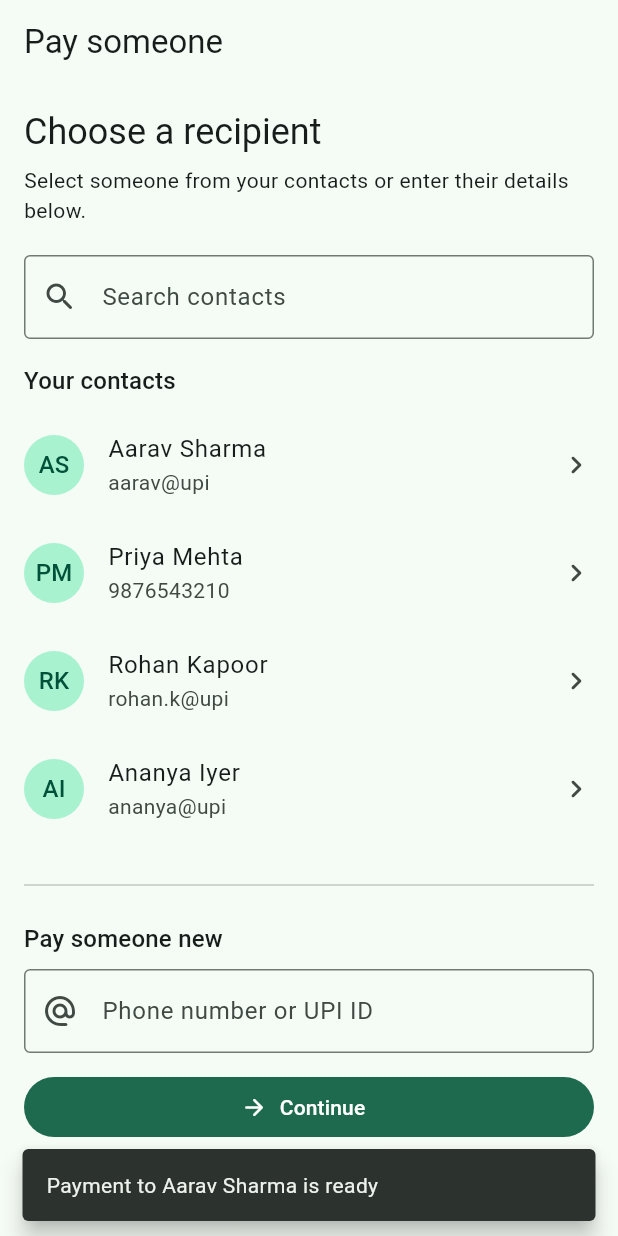
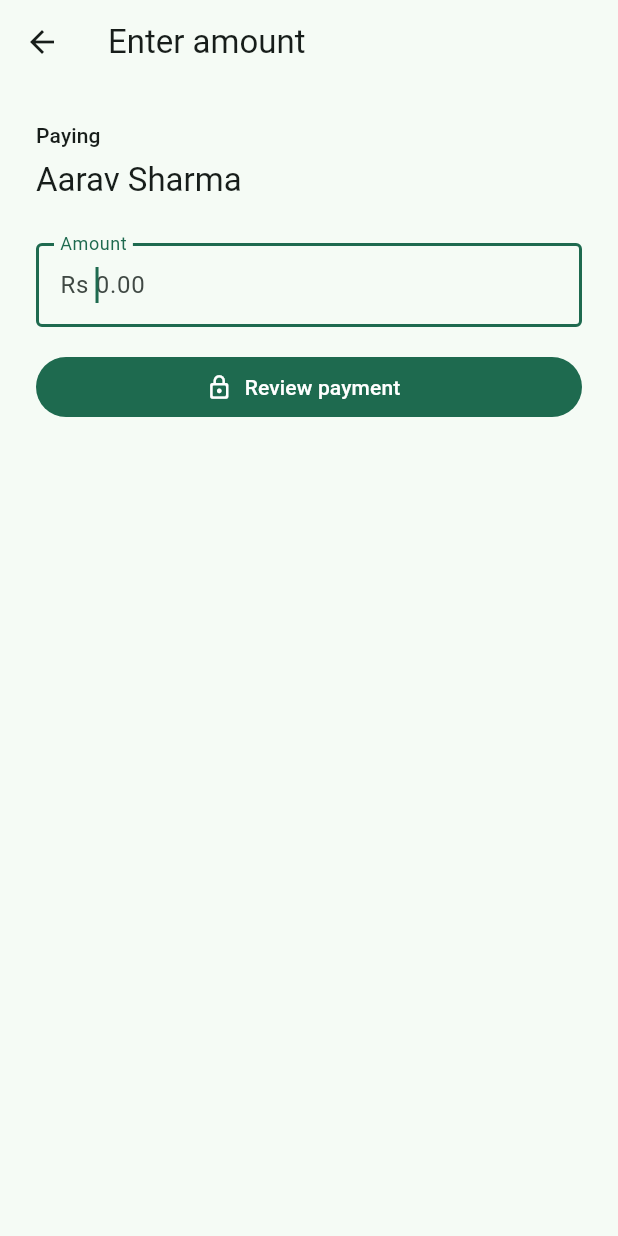
Before and after one commit to pk-debug/finlife_superapp, a Flutter app: the PayScreen screen opened by its route, after a tap on "AS", on a phone screen of 412 x 824 dp. Run offline on Flutter 3.47's test engine with Material 3 defaults, Android fonts, the light colour scheme and no system bars; our stand-ins replace equatable, flutter_riverpod, geocoding, geolocator, get, go_router and 4 more; missing offline and left inert: mobile_scanner; accounts and stored records are empty.

Commit message:
Contacts, phone numbers, UPI IDs, and scanned QR recipients now open an amount-entry screen

```diff
--- a/lib/features/home/presentation/views/pay_screen.dart
+++ b/lib/features/home/presentation/views/pay_screen.dart
@@ -1,4 +1,8 @@
 import 'package:flutter/material.dart';
+
+import 'my_qr_screen.dart';
+import 'payment_amount_screen.dart';
+import 'scan_qr_screen.dart';
 
 /// Recipient selection screen for starting a payment.
 class PayScreen extends StatefulWidget {
@@ -27,10 +31,17 @@ class _PayScreenState extends State<PayScreen> {
   }
 
   void _selectRecipient(String recipient) {
-    ScaffoldMessenger.of(context).showSnackBar(
-      SnackBar(
-        content: Text('Payment to $recipient is ready'),
-        behavior: SnackBarBehavior.floating,
+    Navigator.of(context).push(
+      MaterialPageRoute(
+        builder: (_) => PaymentAmountScreen(recipient: recipient),
+      ),
+    );
+  }
+
+  void _scanQr() {
+    Navigator.of(context).push(
+      MaterialPageRoute(
+        builder: (_) => ScanQrScreen(onScanned: _selectRecipient),
       ),
     );
   }
@@ -74,6 +85,19 @@ class _PayScreenState extends State<PayScreen> {
             Text(
               'Select someone from your contacts or enter their details below.',
               style: Theme.of(context).textTheme.bodyMedium,
+            ),
+            const SizedBox(height: 16),
+            OutlinedButton.icon(
+              onPressed: _scanQr,
+              icon: const Icon(Icons.qr_code_scanner_rounded),
+              label: const Text('Scan QR to pay'),
+            ),
+            OutlinedButton.icon(
+              onPressed: () => Navigator.of(
+                context,
+              ).push(MaterialPageRoute(builder: (_) => const MyQrScreen())),
+              icon: const Icon(Icons.qr_code_2_rounded),
+              label: const Text('Show my QR to receive money'),
             ),
             const SizedBox(height: 20),
             TextField(
--- /dev/null
+++ b/lib/features/home/presentation/views/payment_amount_screen.dart
@@ -0,0 +1,86 @@
+import 'package:flutter/material.dart';
+
+/// Collects the amount after a payment recipient has been selected.
+class PaymentAmountScreen extends StatefulWidget {
+  const PaymentAmountScreen({super.key, required this.recipient});
+
+  final String recipient;
+
+  @override
+  State<PaymentAmountScreen> createState() => _PaymentAmountScreenState();
+}
+
+class _PaymentAmountScreenState extends State<PaymentAmountScreen> {
+  final _amountController = TextEditingController();
+
+  @override
+  void dispose() {
+    _amountController.dispose();
+    super.dispose();
+  }
+
+  void _continue() {
+    final amount = double.tryParse(_amountController.text.trim());
+    if (amount == null || amount <= 0) {
+      ScaffoldMessenger.of(context).showSnackBar(
+        const SnackBar(
+          content: Text('Enter an amount greater than zero'),
+          behavior: SnackBarBehavior.floating,
+        ),
+      );
+      return;
+    }
+
+    ScaffoldMessenger.of(context).showSnackBar(
+      SnackBar(
+        content: Text(
+          'Payment of Rs ${amount.toStringAsFixed(2)} to ${widget.recipient} is ready',
+        ),
+        behavior: SnackBarBehavior.floating,
+      ),
+    );
+  }
+
+  @override
+  Widget build(BuildContext context) {
+    return Scaffold(
+      appBar: AppBar(title: const Text('Enter amount')),
+      body: Padding(
+        padding: const EdgeInsets.all(24),
+        child: Column(
+          crossAxisAlignment: CrossAxisAlignment.stretch,
+          children: [
+            Text('Paying', style: Theme.of(context).textTheme.labelLarge),
+            const SizedBox(height: 6),
+            Text(
+              widget.recipient,
+              style: Theme.of(context).textTheme.titleLarge,
+            ),
+            const SizedBox(height: 28),
+            TextField(
+              controller: _amountController,
+              autofocus: true,
+              keyboardType: const TextInputType.numberWithOptions(
+                decimal: true,
+              ),
+              textInputAction: TextInputAction.done,
+              onSubmitted: (_) => _continue(),
+              decoration: const InputDecoration(
+                labelText: 'Amount',
+                prefixText: 'Rs ',
+                hintText: '0.00',
+                border: OutlineInputBorder(),
+              ),
+            ),
+            const SizedBox(height: 16),
+            FilledButton.icon(
+              onPressed: _continue,
+              icon: const Icon(Icons.lock_outline_rounded),
+              label: const Text('Review payment'),
+            ),
+          ],
+        ),
+      ),
+    );
+  }
+}
```
Also changed, not shown: lib/features/home/presentation/views/scan_qr_screen.dart (+19 -4 lines).
